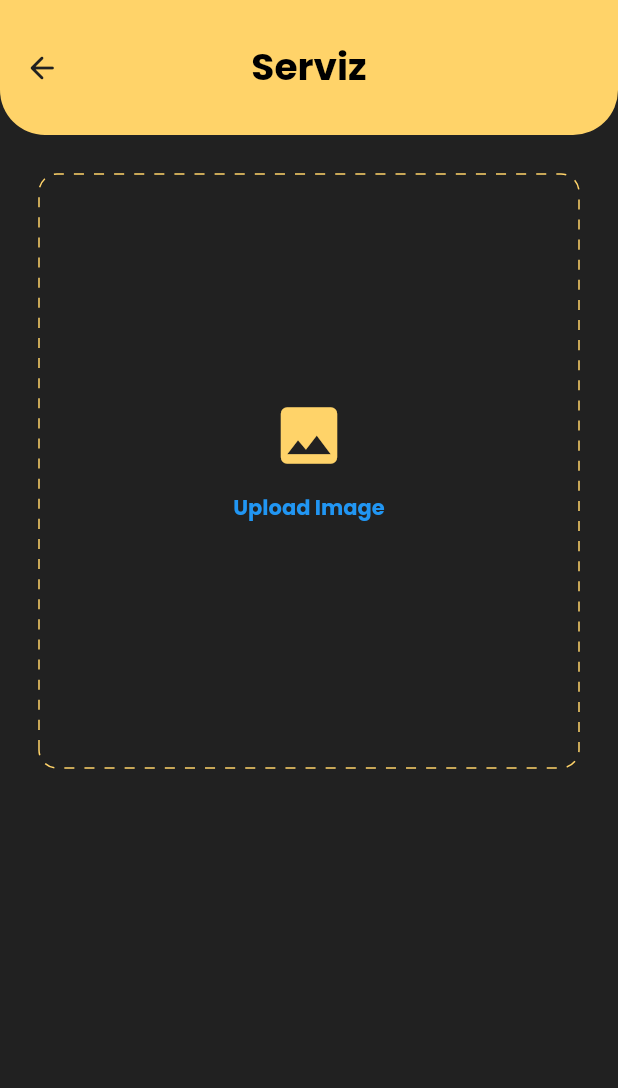
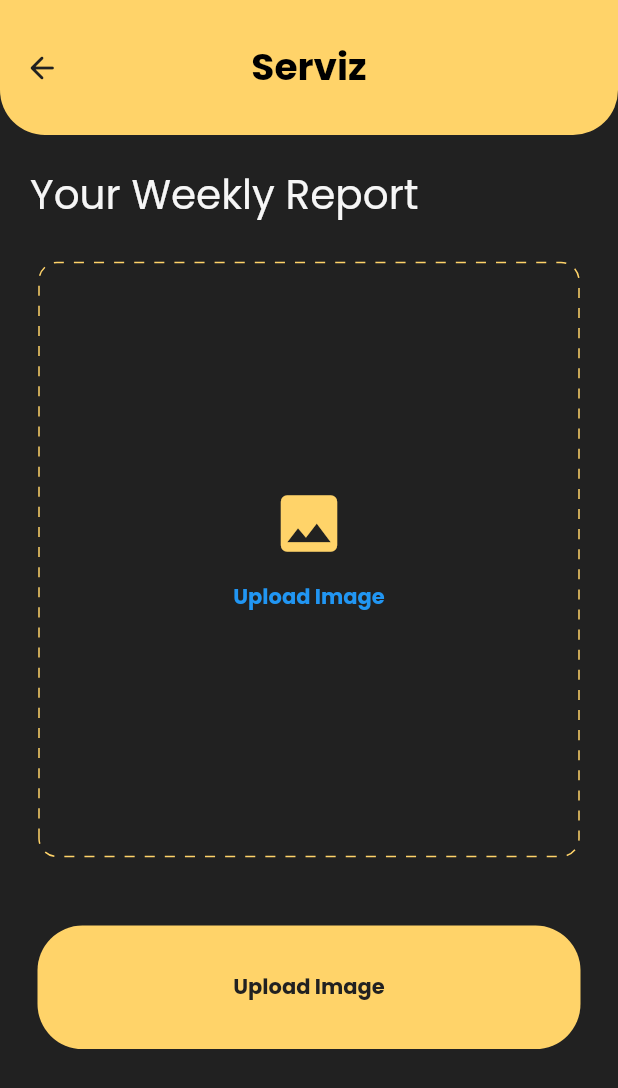
Before and after one commit to jesi318/serviz-old, a Flutter app: the UploadWeekForm screen opened by its route, on a phone screen of 412 x 824 dp. Shown: the top 1088 px of the screen. Run offline on Flutter 3.47's test engine with Material 2 defaults, Android fonts, the phone set to English and light mode, and no system bars; drawn by our look-alikes of dotted_border, flutter_bounce; our stand-ins replace firebase_core, get, google_fonts, image_picker, percent_indicator; accounts and stored records are empty.

Commit message:
added functionality to display image and added Upload Image Button

```diff
--- a/lib/screens/week_form.dart
+++ b/lib/screens/week_form.dart
@@ -2,8 +2,10 @@ import 'dart:io';
 
 import 'package:dotted_border/dotted_border.dart';
 import 'package:flutter/material.dart';
+import 'package:flutter/services.dart';
 import 'package:flutter/src/foundation/key.dart';
 import 'package:flutter/src/widgets/framework.dart';
+import 'package:flutter_bounce/flutter_bounce.dart';
 import 'package:get/get.dart';
 import 'package:google_fonts/google_fonts.dart';
 import 'package:image_picker/image_picker.dart';
@@ -11,13 +13,21 @@ import 'package:serviz/controllers/imagePicker_controller.dart';
 import 'package:serviz/utils/colors.dart';
 import 'package:serviz/widgets/appbar.dart';
 
-class UploadWeekForm extends StatelessWidget {
+class UploadWeekForm extends StatefulWidget {
   UploadWeekForm({Key? key}) : super(key: key);
 
-  File? pickedFile;
+  @override
+  State<UploadWeekForm> createState() => _UploadWeekFormState();
+}
+
+class _UploadWeekFormState extends State<UploadWeekForm> {
+  File? image;
+
   ImagePicker imagePicker = ImagePicker();
+
   ImagePickerController imagePickerController =
       Get.put(ImagePickerController());
+
   @override
   Widget build(BuildContext context) {
     return Scaffold(
@@ -26,24 +36,89 @@ class UploadWeekForm extends StatelessWidget {
         body: Column(
           crossAxisAlignment: CrossAxisAlignment.center,
           children: [
+            SizedBox(
+              height: 19,
+            ),
+            Row(
+              children: [
+                Expanded(
+                  // width: MediaQuery.of(context).size.width,
+                  // height: MediaQuery.of(context).size.height * 1 / 10,
+                  child: Padding(
+                    padding: const EdgeInsets.only(left: 20),
+                    child: Text(
+                      "Your Weekly Report",
+                      style: GoogleFonts.poppins(
+                          color: AppColors.white_text, fontSize: 27),
+                    ),
+                  ),
+                )
+              ],
+            ),
             Row(
               crossAxisAlignment: CrossAxisAlignment.center,
               children: [
-                Expanded(
+                Obx(() => imagePickerController.selectedImagePath.value == ''
+                    ? Expanded(
+                        child: Padding(
+                            padding: const EdgeInsets.all(18.0),
+                            child: Container(
+                                child: dottedBorder(context),
+                                height:
+                                    MediaQuery.of(context).size.height * 0.5,
+                                width: MediaQuery.of(context).size.width - 80,
+                                decoration: BoxDecoration(
+                                    color: AppColors.black_background,
+                                    borderRadius: BorderRadius.circular(12)))),
+                      )
+                    : Expanded(
+                        child: Padding(
+                          padding: const EdgeInsets.all(18.0),
+                          child: Container(
+                            height: MediaQuery.of(context).size.height * 0.5,
+                            width: MediaQuery.of(context).size.width - 80,
+                            child: ClipRRect(
+                              borderRadius: BorderRadius.circular(12),
+                              child: Image.file(
+                                File(imagePickerController
+                                    .selectedImagePath.value),
+                                fit: BoxFit.fill,
+                              ),
+                            ),
+                          ),
+                        ),
+                      )),
+              ],
+            ),
+            SizedBox(
+              height: 20,
+            ),
+            Row(
+              crossAxisAlignment: CrossAxisAlignment.center,
+              children: [
+                Align(
+                  alignment: AlignmentDirectional.center,
                   child: Padding(
-                    padding: const EdgeInsets.all(18.0),
-                    child: Obx(
-                      () => ImagePickerController().selectedImagePath.value ==
-                              ''
-                          ? Container(
-                              child: dottedBorder(context),
-                              height: MediaQuery.of(context).size.height * 0.5,
-                              width: MediaQuery.of(context).size.width - 80,
-                              decoration: BoxDecoration(
-                                  color: AppColors.black_background,
-                                  borderRadius: BorderRadius.circular(12)))
-                          : Image.file(File(
-                              ImagePickerController().selectedImagePath.value)),
+                    padding: const EdgeInsets.only(left: 25),
+                    child: Expanded(
+                      child: Bounce(
+                          child: Container(
+                            width: MediaQuery.of(context).size.width - 50,
+                            height: MediaQuery.of(context).size.height * 1 / 10,
+                            decoration: BoxDecoration(
+                                borderRadius: BorderRadius.circular(30),
+                                color: AppColors.yellow_accent),
+                            child: Center(
+                              child: Text(
+                                'Upload Image',
+                                style: GoogleFonts.poppins(
+                                    color: AppColors.black_background,
+                                    fontWeight: FontWeight.bold),
+                              ),
+                            ),
+                          ),
+                          duration: Duration(milliseconds: 110),
+                          onPressed: () {}),
                     ),
                   ),
                 )
@@ -122,7 +197,7 @@ class UploadWeekForm extends StatelessWidget {
                   ],
                 ),
                 onTap: (() {
-                  ImagePickerController().getImage(ImageSource.gallery);
+                  imagePickerController.getImage(ImageSource.gallery);
                 }),
               ),
               SizedBox(
@@ -142,7 +217,7 @@ class UploadWeekForm extends StatelessWidget {
                   ],
                 ),
                 onTap: (() {
-                  ImagePickerController().getImage(ImageSource.camera);
+                  imagePickerController.getImage(ImageSource.camera);
                 }),
               ),
             ],
@@ -152,11 +227,21 @@ class UploadWeekForm extends StatelessWidget {
     );
   }
 
-  // Future<void> takePhoto(ImageSource source) async {
-  //   final pickedImage =
-  //       await imagePicker.pickImage(source: source, imageQuality: 100);
+  Future PickImage(ImageSource source) async {
+    try {
+      final image =
+          await imagePicker.pickImage(source: source, imageQuality: 100);
 
-  //   pickedFile = File(pickedImage!.path);
-  //   imagePickerController.setImagePath(pickedFile!.path);
-  // }
+      if (image == null) {
+        return;
+      }
+      final imageTemporary = File(image.path);
+
+      setState(() {
+        this.image = imageTemporary;
+      });
+    } on PlatformException catch (e) {
+      print("Failed to pick image : $e");
+    }
+  }
 }
```
